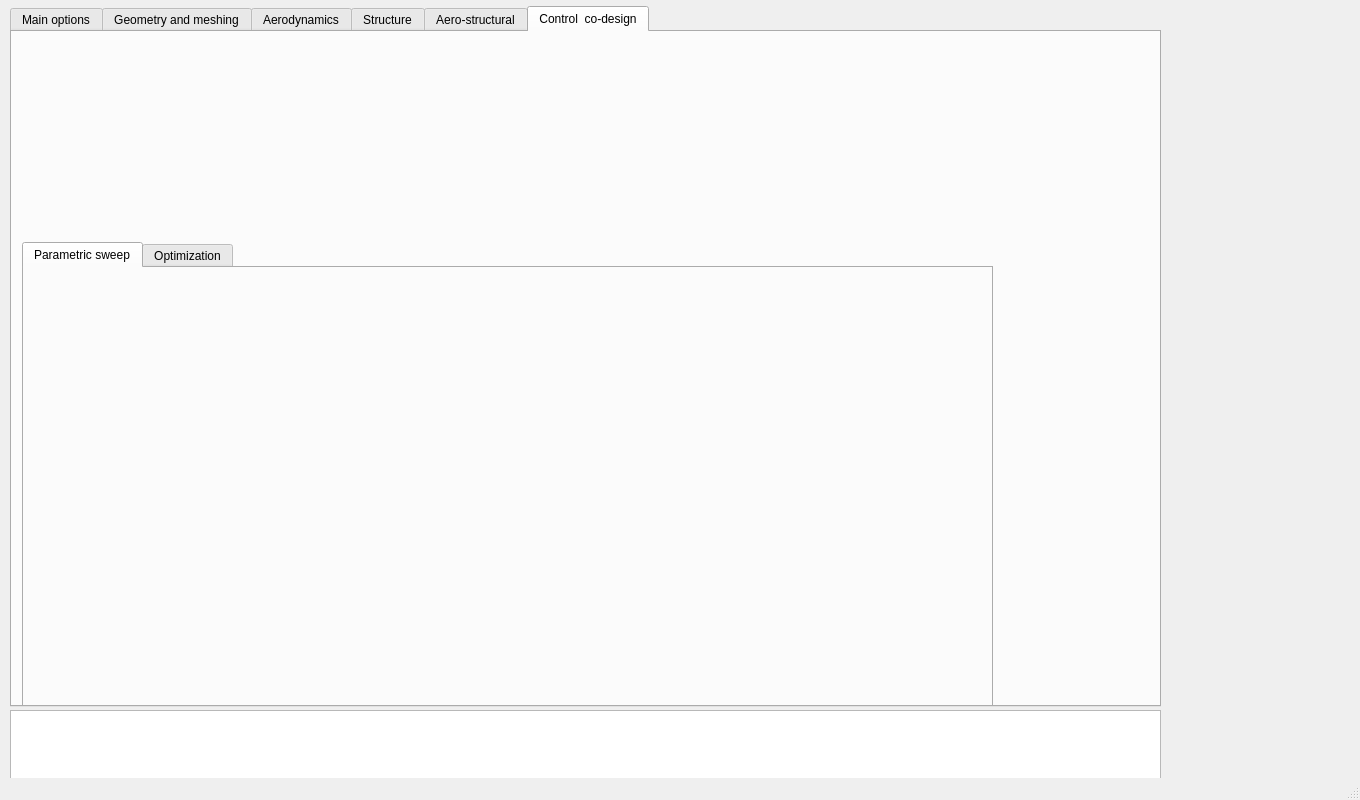
First picture: the form in openturbinecode/master_GUI/Config.ui, repository OpenTurbineCoDe/OpenTurbineCoDe, before the edit.
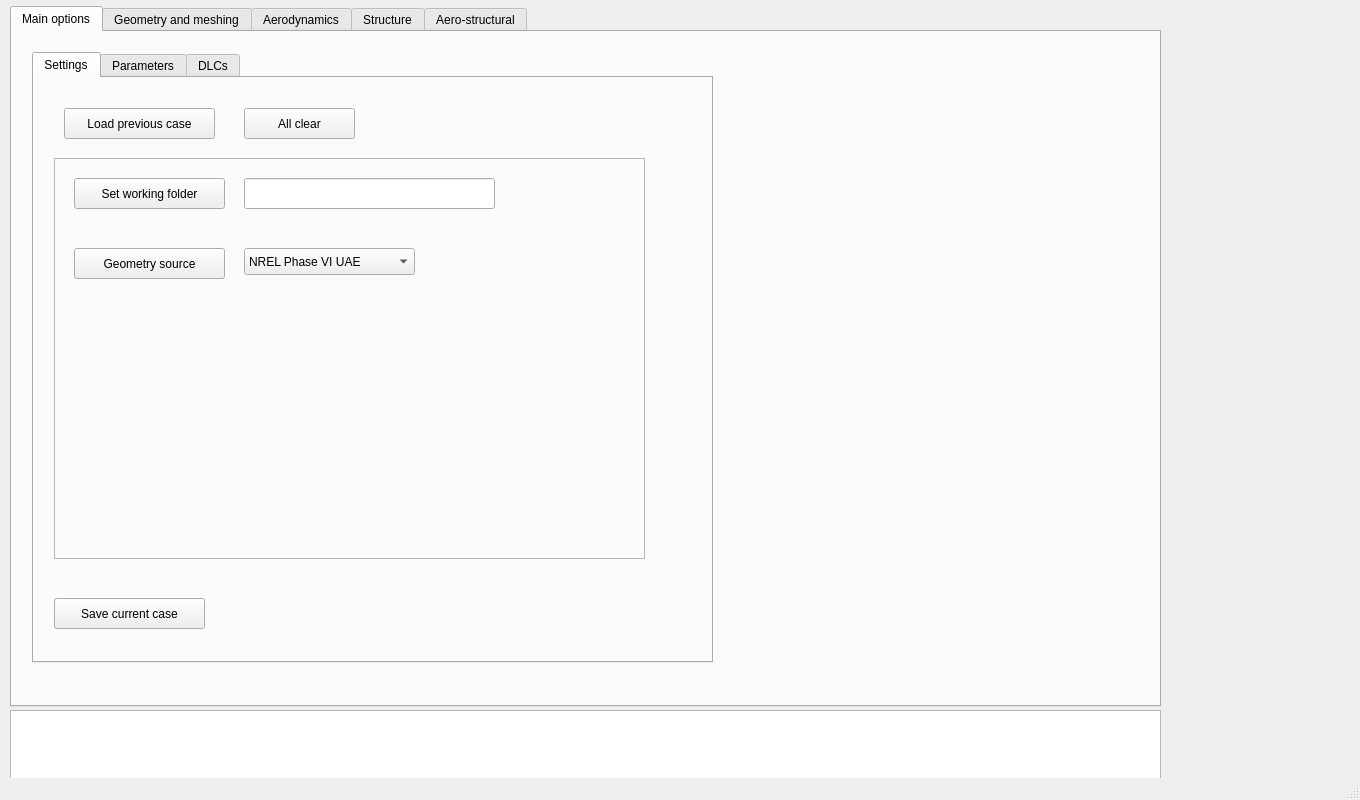
Second picture: the form after the edit. The open tabs and pages were chosen to show the change.

Commit message: :lipstick: cleaning master UI

```diff
--- a/openturbinecode/master_GUI/Config.ui
+++ b/openturbinecode/master_GUI/Config.ui
@@ -2199,34 +2199,6 @@
       </widget>
      </widget>
     </widget>
-    <widget class="QWidget" name="tab_10">
-     <attribute name="title">
-      <string>Control  co-design</string>
-     </attribute>
-     <widget class="QTabWidget" name="tabWidget_4">
-      <property name="geometry">
-       <rect>
-        <x>10</x>
-        <y>210</y>
-        <width>971</width>
-        <height>541</height>
-       </rect>
-      </property>
-      <property name="currentIndex">
-       <number>0</number>
-      </property>
-      <widget class="QWidget" name="tab_19">
-       <attribute name="title">
-        <string>Parametric sweep</string>
-       </attribute>
-      </widget>
-      <widget class="QWidget" name="tab_20">
-       <attribute name="title">
-        <string>Optimization</string>
-       </attribute>
-      </widget>
-     </widget>
-    </widget>
    </widget>
    <widget class="QTextBrowser" name="textBrowser">
     <property name="geometry">
```
